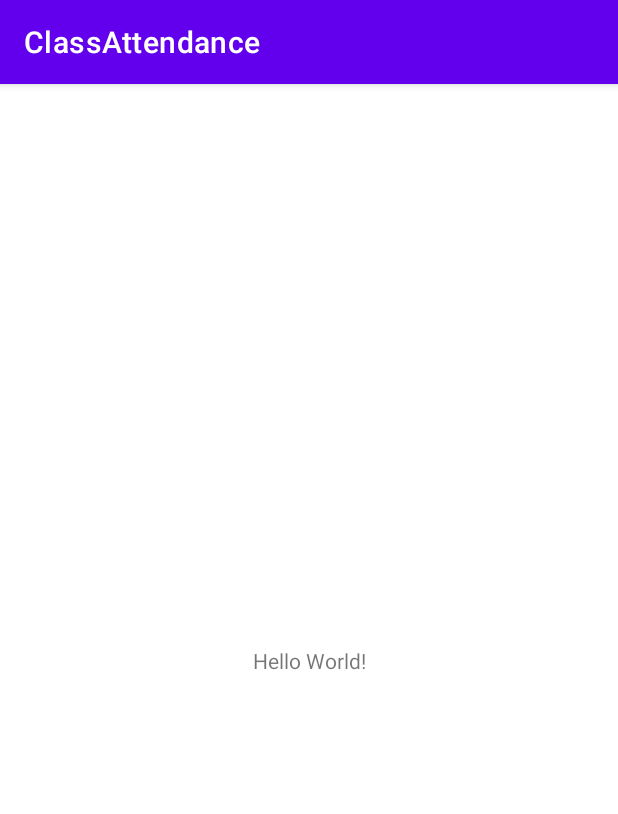
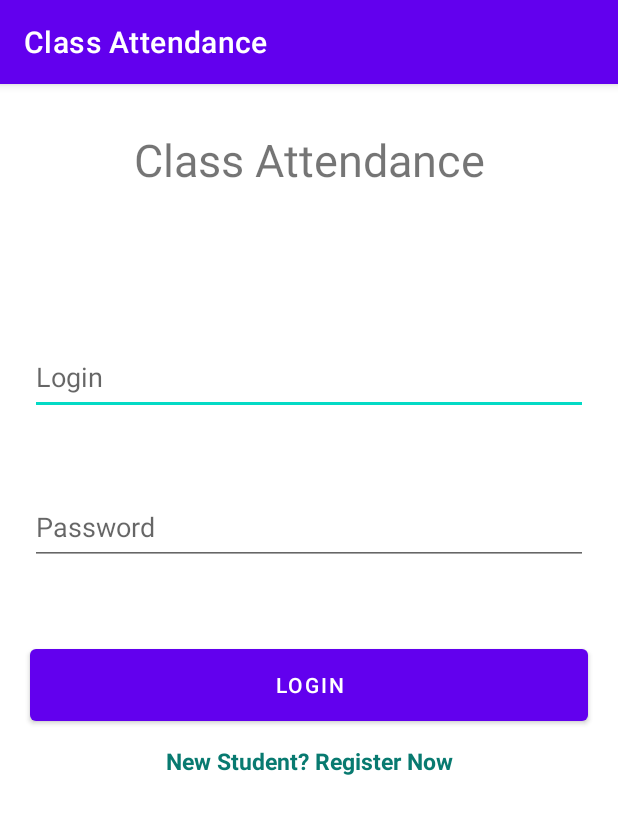
Before and after one commit to Alisherka7/Class-Attendance, an Android app: the screen it shows after launch (MainActivity), on a phone screen of 412 x 824 dp. Shown: the top 814 px of the screen. Run offline under Robolectric (Android 15) with nearby library versions, the phone set to English and light mode, and no system bars; libraries missing offline, so code that uses them is left out: io.realm, io.realm.mongodb; 2 statements that could not run were skipped.

Commit message:
Login Activity, MongoDB, Gradle Settings

```diff
--- a/app/build.gradle
+++ b/app/build.gradle
@@ -1,5 +1,11 @@
 plugins {
     id 'com.android.application'
+}
+
+apply plugin: "realm-android"
+
+realm {
+    syncEnabled = true
 }
 
 android {
--- a/app/src/main/java/com/example/classattendance/MainActivity.java
+++ b/app/src/main/java/com/example/classattendance/MainActivity.java
@@ -3,12 +3,62 @@ package com.example.classattendance;
 import androidx.appcompat.app.AppCompatActivity;
 
 import android.os.Bundle;
+import android.util.Log;
+import android.view.View;
+import android.widget.Button;
+import android.widget.EditText;
+import android.widget.TextView;
+
+import io.realm.Realm;
+import io.realm.mongodb.App;
+import io.realm.mongodb.AppConfiguration;
+import io.realm.mongodb.Credentials;
+import io.realm.mongodb.User;
 
 public class MainActivity extends AppCompatActivity {
+
+    String AppId = "application-0-zzrvt";
+    EditText login, password;
+    Button loginButton;
+    TextView signup;
+
 
     @Override
     protected void onCreate(Bundle savedInstanceState) {
         super.onCreate(savedInstanceState);
         setContentView(R.layout.activity_main);
+//
+        login = (EditText)findViewById(R.id.login);
+        password = (EditText)findViewById(R.id.password);
+        loginButton = (Button)findViewById(R.id.loginButton);
+        signup = (TextView)findViewById(R.id.signup);
+
+        Realm.init(this);
+        App app = new App(new AppConfiguration.Builder(AppId).build());
+        loginButton.setOnClickListener(new View.OnClickListener() {
+            @Override
+            public void onClick(View view) {
+                Credentials credentials = Credentials.emailPassword(login.getText().toString(), password.getText().toString());
+                app.loginAsync(credentials, new App.Callback<User>() {
+                    @Override
+                    public void onResult(App.Result<User> result) {
+                        if(result.isSuccess()) {
+                            Log.v("User", "Logged success");
+                        }else{
+                            Log.v("User", "Failed");
+                        }
+                    }
+                });
+
+            }
+        });
+
+        signup.setOnClickListener(new View.OnClickListener() {
+            @Override
+            public void onClick(View view) {
+
+            }
+        });
+
     }
 }
--- a/app/src/main/res/layout/activity_main.xml
+++ b/app/src/main/res/layout/activity_main.xml
@@ -1,18 +1,57 @@
 <?xml version="1.0" encoding="utf-8"?>
-<androidx.constraintlayout.widget.ConstraintLayout xmlns:android="http://schemas.android.com/apk/res/android"
+<LinearLayout xmlns:android="http://schemas.android.com/apk/res/android"
     xmlns:app="http://schemas.android.com/apk/res-auto"
     xmlns:tools="http://schemas.android.com/tools"
     android:layout_width="match_parent"
     android:layout_height="match_parent"
-    tools:context=".MainActivity">
+    tools:context=".MainActivity"
+    android:orientation="vertical">
+    <TextView
+        android:layout_width="match_parent"
+        android:layout_height="wrap_content"
+        android:text="@string/app_name"
+        android:textSize="30sp"
+        android:gravity="center"
+        android:layout_marginTop="30dp"
+        />
+
+    <EditText
+        android:id="@+id/login"
+        android:layout_width="match_parent"
+        android:layout_height="50dp"
+        android:layout_marginTop="100dp"
+        android:layout_marginLeft="20dp"
+        android:layout_marginRight="20dp"
+        android:hint="Login"
+        />
+
+    <EditText
+        android:id="@+id/password"
+        android:layout_width="match_parent"
+        android:layout_marginTop="50dp"
+        android:layout_height="50dp"
+        android:layout_marginLeft="20dp"
+        android:layout_marginRight="20dp"
+        android:hint="@string/password"/>
+
+    <Button
+        android:id="@+id/loginButton"
+        android:layout_width="match_parent"
+        android:layout_height="60dp"
+        android:text="@string/login"
+        android:layout_marginLeft="20dp"
+        android:layout_marginRight="20dp"
+        android:layout_marginTop="50dp"/>
 
     <TextView
-        android:layout_width="wrap_content"
+        android:id="@+id/signup"
+        android:layout_width="match_parent"
         android:layout_height="wrap_content"
-        android:text="Hello World!"
-        app:layout_constraintBottom_toBottomOf="parent"
-        app:layout_constraintLeft_toLeftOf="parent"
-        app:layout_constraintRight_toRightOf="parent"
-        app:layout_constraintTop_toTopOf="parent" />
+        android:gravity="center"
+        android:text="@string/register"
+        android:layout_marginTop="10dp"
+        android:textStyle="bold"
+        android:textColor="@color/blue1"
+        android:textSize="15sp"/>
 
-</androidx.constraintlayout.widget.ConstraintLayout>
+</LinearLayout>
--- a/app/src/main/res/values/colors.xml
+++ b/app/src/main/res/values/colors.xml
@@ -7,4 +7,5 @@
     <color name="teal_700">#FF018786</color>
     <color name="black">#FF000000</color>
     <color name="white">#FFFFFFFF</color>
+    <color name="blue1">#087A70</color>
 </resources>
--- a/app/src/main/res/values/strings.xml
+++ b/app/src/main/res/values/strings.xml
@@ -1,3 +1,6 @@
 <resources>
-    <string name="app_name">ClassAttendance</string>
+    <string name="app_name">Class Attendance</string>
+    <string name="login">Login</string>
+    <string name="password">Password</string>
+    <string name="register">New Student? Register Now</string>
 </resources>
--- a/build.gradle
+++ b/build.gradle
@@ -1,4 +1,13 @@
 // Top-level build file where you can add configuration options common to all sub-projects/modules.
+buildscript {
+    repositories {
+        mavenCentral()
+    }
+    dependencies {
+        classpath "io.realm:realm-gradle-plugin:10.10.1"
+    }
+}
+
 plugins {
     id 'com.android.application' version '7.1.3' apply false
     id 'com.android.library' version '7.1.3' apply false
```
